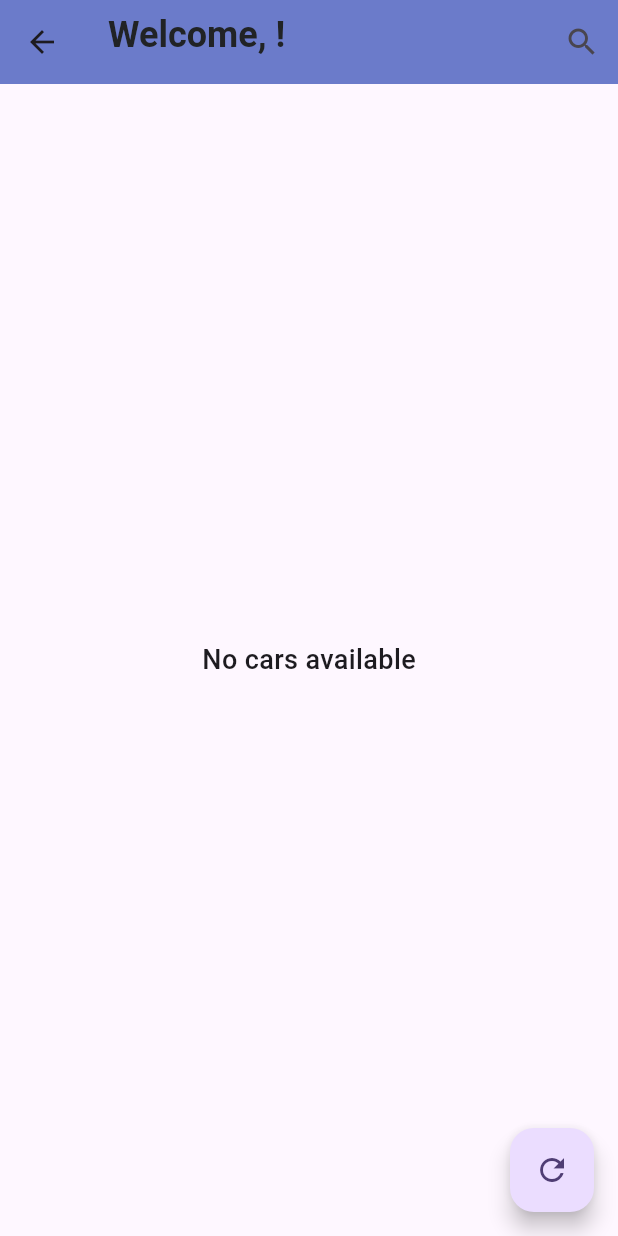
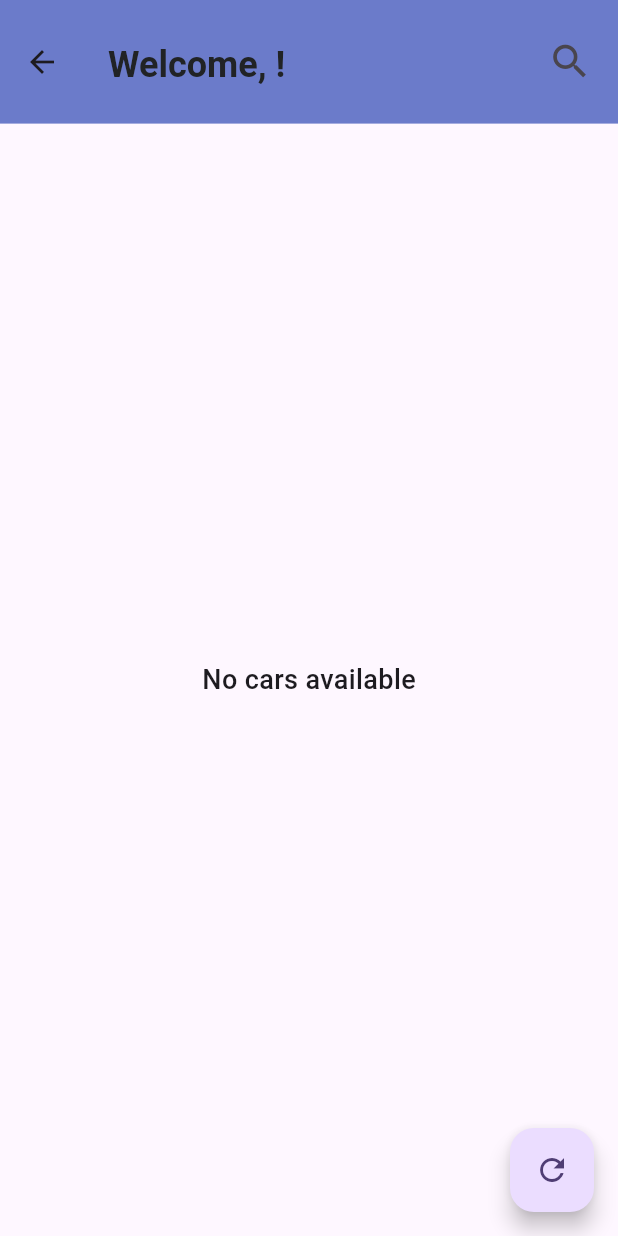
Before and after one commit to IshanDilhan/Flutter-e-commerce-app, a Flutter app: the HomeScreen screen opened directly, on a phone screen of 412 x 824 dp. Run offline on Flutter 3.47's test engine with Material 3 defaults, Android fonts, the phone set to English and light mode, and no system bars; our stand-ins replace carousel_slider, cloud_firestore, firebase_auth, firebase_core, firebase_storage, flutter_dotenv and 4 more; missing offline and left inert: flutter_stripe; accounts and stored records are empty; network calls fail; Roboto replaces fonts that are missing (BebasNeue-Regular).

Commit message:
the final

```diff
--- a/lib/screens/Admin/admin_page.dart
+++ b/lib/screens/Admin/admin_page.dart
@@ -19,7 +19,7 @@ class _AdminPageState extends State<AdminPage> {
             decoration: const BoxDecoration(
               image: DecorationImage(
                 image: AssetImage(
-                    'assets/33.jpg'), // Path to your background image
+                    'assets/11111.jpg'), // Path to your background image
                 fit: BoxFit.cover,
               ),
             ),
--- a/lib/screens/CarPages/cart_screens.dart
+++ b/lib/screens/CarPages/cart_screens.dart
@@ -83,13 +83,17 @@ class _CartScreenState extends State<CartScreen> {
     return Scaffold(
       extendBodyBehindAppBar: true,
       appBar: AppBar(
+        toolbarHeight: MediaQuery.of(context).size.height * 0.10,
         backgroundColor: const Color.fromARGB(255, 107, 123, 202),
         elevation: 0,
         title: const Column(
           mainAxisAlignment: MainAxisAlignment.center,
           children: [
+            SizedBox(
+              height: 30,
+            ),
             Align(
-              alignment: Alignment.topLeft,
+              alignment: Alignment.bottomLeft,
               child: Text(
                 'Your Carts',
                 style: TextStyle(
--- a/lib/screens/CarPages/favourite_page.dart
+++ b/lib/screens/CarPages/favourite_page.dart
@@ -67,13 +67,17 @@ class _FavoriteScreenState extends State<FavoriteScreen> {
     return Scaffold(
       extendBodyBehindAppBar: true,
       appBar: AppBar(
+        toolbarHeight: MediaQuery.of(context).size.height * 0.10,
         backgroundColor: const Color.fromARGB(255, 107, 123, 202),
         elevation: 0,
         title: const Column(
           mainAxisAlignment: MainAxisAlignment.center,
           children: [
+            SizedBox(
+              height: 30,
+            ),
             Align(
-              alignment: Alignment.topLeft,
+              alignment: Alignment.bottomLeft,
               child: Text(
                 'Your Favorites',
                 style: TextStyle(
--- a/lib/screens/CarPages/home_page.dart
+++ b/lib/screens/CarPages/home_page.dart
@@ -34,6 +34,7 @@ class _HomeScreenState extends State<HomeScreen> {
   Widget build(BuildContext context) {
     return Scaffold(
       appBar: AppBar(
+        toolbarHeight: MediaQuery.of(context).size.height * 0.10,
         backgroundColor: const Color.fromARGB(255, 107, 123, 202),
         elevation: 0,
         title: Column(
@@ -61,13 +62,13 @@ class _HomeScreenState extends State<HomeScreen> {
             //     ),
             //   ),
             // ),
-            // const SizedBox(
-            //     height: 4), // Spacing between company name and welcome message
+            const SizedBox(
+                height: 14), // Spacing between company name and welcome message
             Consumer<UserInfoProvider>(
               builder: (context, userInfoProvider, child) {
                 final username = userInfoProvider.userInfo["username"];
                 return Align(
-                  alignment: Alignment.topLeft,
+                  alignment: Alignment.bottomLeft,
                   child: Column(
                     children: [
                       Text(
@@ -92,7 +93,11 @@ class _HomeScreenState extends State<HomeScreen> {
           ],
         ),
         actions: [
-          IconButton(
+          Padding(
+            padding: const EdgeInsets.only(
+                right: 8.0), // Adjust this value as needed
+            child: IconButton(
+              iconSize: 30,
               icon: Icon(_isSearchVisible ? Icons.close : Icons.search),
               onPressed: () {
                 setState(() {
@@ -103,6 +108,7 @@ class _HomeScreenState extends State<HomeScreen> {
                   }
                 });
               },
+            ),
           ),
         ],
         bottom: _isSearchVisible
--- a/lib/screens/Sign_In_Pages/sign_up_page.dart
+++ b/lib/screens/Sign_In_Pages/sign_up_page.dart
@@ -2,9 +2,9 @@ import 'package:flutter/material.dart';
 import 'package:logger/logger.dart';
 import 'package:myapp/models/user_model.dart';
 import 'package:myapp/providers/profile_provider.dart';
-import 'package:myapp/screens/Sign_In_Pages/splash_screen.dart';
 import 'package:myapp/screens/Sign_In_Pages/login_page.dart';
 import 'package:firebase_auth/firebase_auth.dart';
+import 'package:myapp/screens/main_screen.dart';
 import 'package:myapp/service/database.dart';
 import 'package:provider/provider.dart';
 
@@ -68,7 +68,7 @@ class _SignupPageState extends State<SignupPage> {
         Navigator.pushReplacement(
           // ignore: use_build_context_synchronously
           context,
-          MaterialPageRoute(builder: (context) => const SplashScreen()),
+          MaterialPageRoute(builder: (context) => const HomePage()),
         );
       } on FirebaseAuthException catch (e) {
         if (e.code == 'weak-password') {
```
Also changed, not shown: lib/screens/CarPages/profile_screen.dart (+92 -13 lines), assets/11111.jpg (added). Lines whose indentation alone changed are shown as unchanged.
